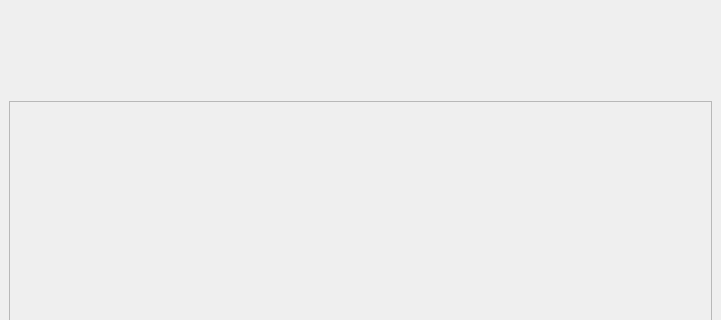
Above: App_Qt/TV_Tactile/appgalerie.ui from cberdaguer/table_numerique before the change; both pictures show x 0 to 721 and y 0 to 320 of the 721 by 523 pixel window. Below: the same form after it.
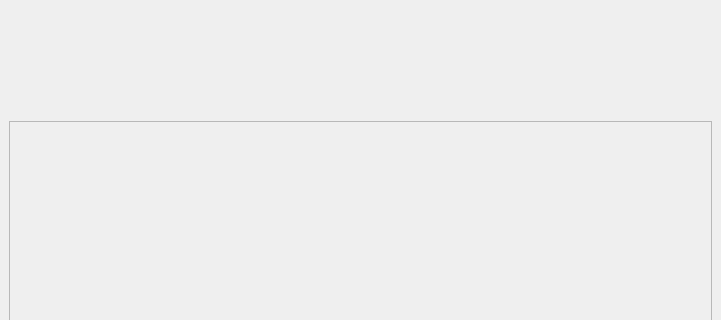
That is the form after the change. Icons and pictures are not drawn.

What changed in the file:
```diff
--- a/App_Qt/TV_Tactile/appgalerie.ui
+++ b/App_Qt/TV_Tactile/appgalerie.ui
@@ -160,6 +160,21 @@
             </property>
            </widget>
           </item>
+          <item>
+           <widget class="QLabel" name="txtContenu">
+            <property name="font">
+             <font>
+              <family>Times New Roman</family>
+             </font>
+            </property>
+            <property name="styleSheet">
+             <string notr="true">color: rgb(255, 255, 255);</string>
+            </property>
+            <property name="text">
+             <string/>
+            </property>
+           </widget>
+          </item>
          </layout>
         </item>
        </layout>
@@ -180,7 +195,7 @@
              <x>0</x>
              <y>0</y>
              <width>697</width>
-             <height>416</height>
+             <height>395</height>
             </rect>
            </property>
           </widget>
```
